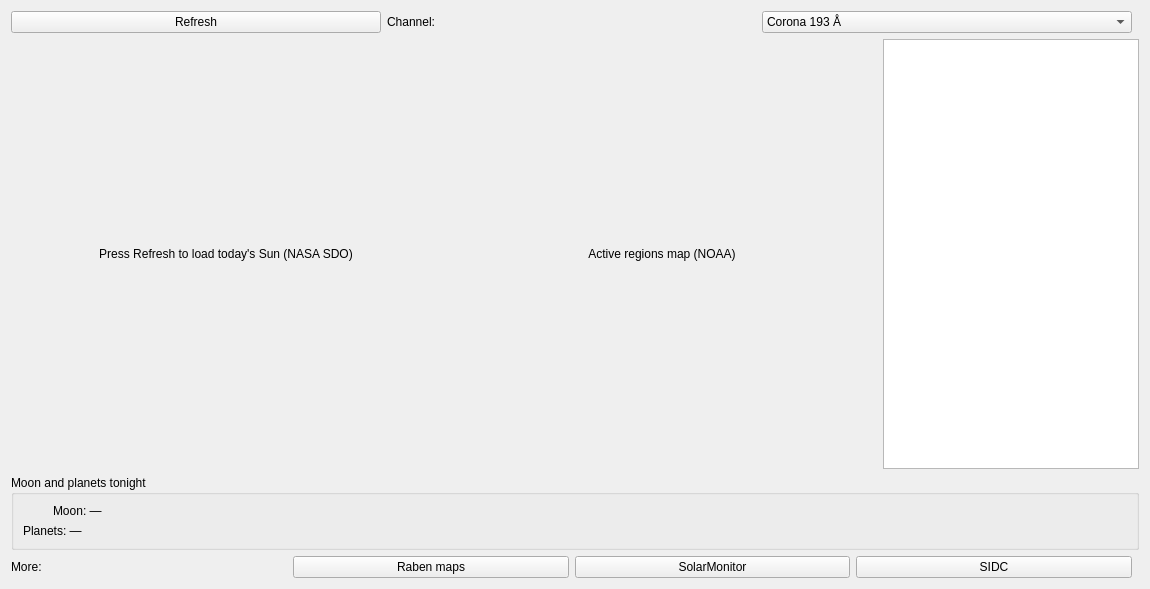
The window that nightscribe/gui/ui/solar_tab.ui (irydeo/nightscribe) describes before a commit, drawn with Qt 5.
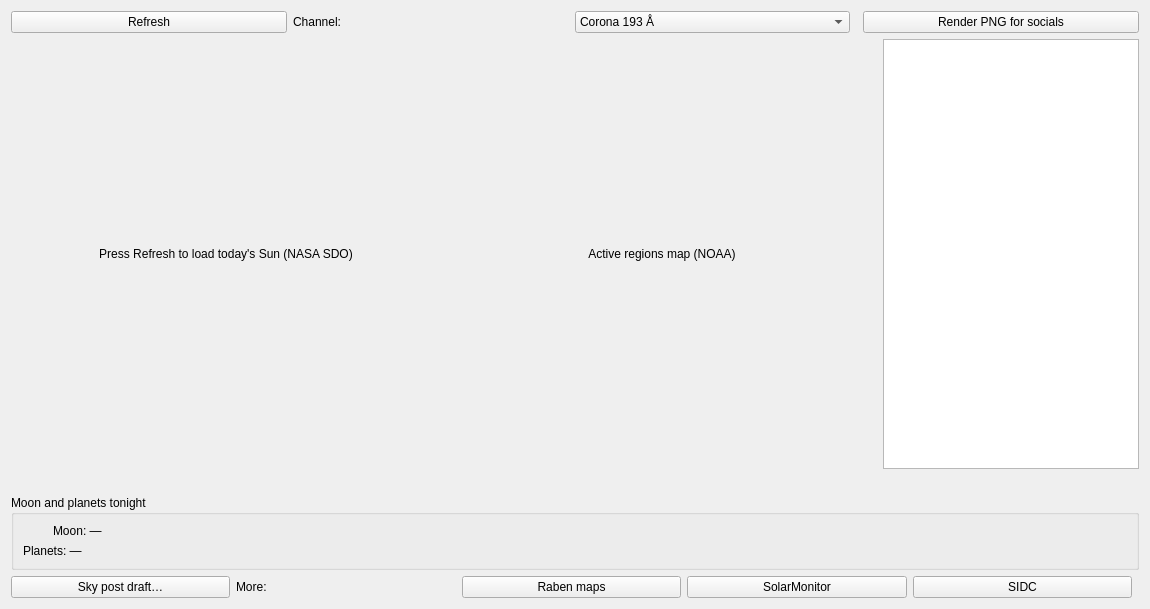
The same window after the commit.

Commit message: gui: ADR-036 S1+S2+S3 — Solar tab renamed to 'Sun & sky' with the impact-on-your-night line, the social PNG CTA (sun_panel, observatory watermark), and the bilingual sky-post draft (narrative.sky_draft + copyable dialog)

Diff of the .ui file:
```diff
--- a/nightscribe/gui/ui/solar_tab.ui
+++ b/nightscribe/gui/ui/solar_tab.ui
@@ -19,6 +19,7 @@
       </widget>
      </item>
      <item><spacer><property name="orientation"><enum>Qt::Horizontal</enum></property></spacer></item>
+      <item><widget class="QPushButton" name="btn_sun_post"><property name="text"><string>Render PNG for socials</string></property><property name="toolTip"><string>Write today's Sun panel (with the observatory watermark) for your networks</string></property></widget></item>
     </layout>
    </item>
    <item>
@@ -49,6 +50,12 @@
      </item>
     </layout>
    </item>
+   <item>
+    <widget class="QLabel" name="lbl_impact">
+     <property name="wordWrap"><bool>true</bool></property>
+     <property name="text"><string/></property>
+    </widget>
+   </item>
    <item>
     <widget class="QGroupBox" name="grp_almanac">
      <property name="title"><string>Moon and planets tonight</string></property>
@@ -72,6 +79,7 @@
    </item>
    <item>
     <layout class="QHBoxLayout">
+      <item><widget class="QPushButton" name="btn_sky_post"><property name="text"><string>Sky post draft…</string></property><property name="toolTip"><string>Draft the bilingual "sky today" post (Sun + Moon + planets)</string></property></widget></item>
      <item><widget class="QLabel" name="lbl_links"><property name="text"><string>More:</string></property></widget></item>
      <item><widget class="QPushButton" name="btn_raben"><property name="text"><string>Raben maps</string></property></widget></item>
      <item><widget class="QPushButton" name="btn_solarmonitor"><property name="text"><string>SolarMonitor</string></property></widget></item>
```
Lines whose indentation alone changed are shown as unchanged. The commit also changes 5 other files.
